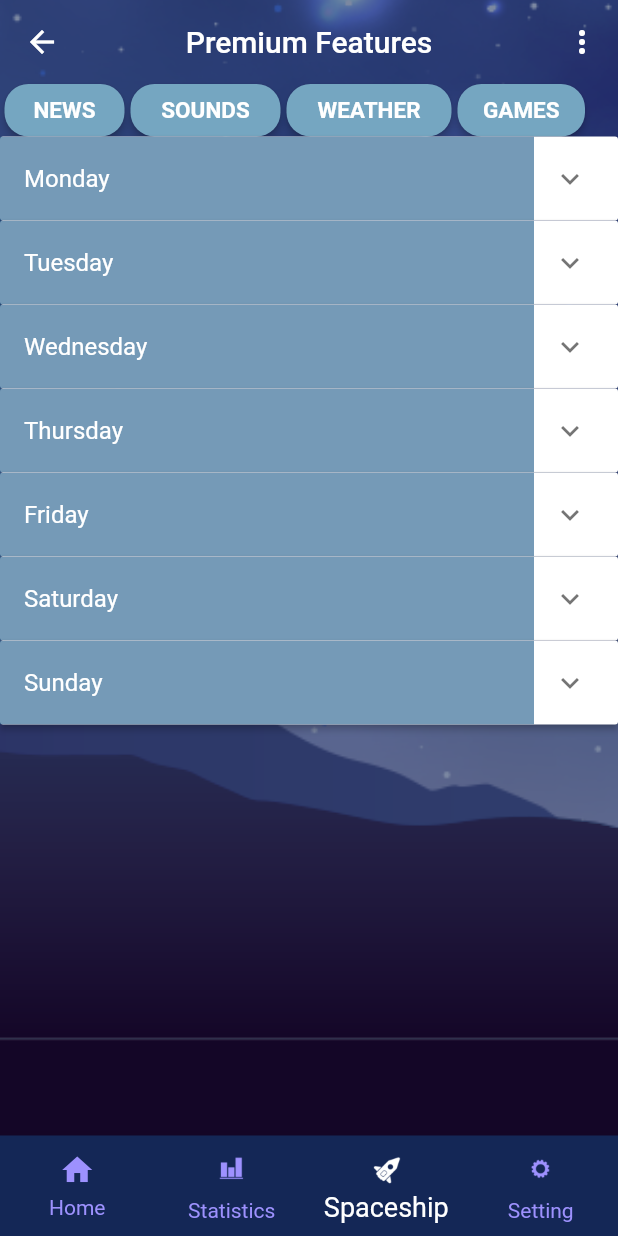
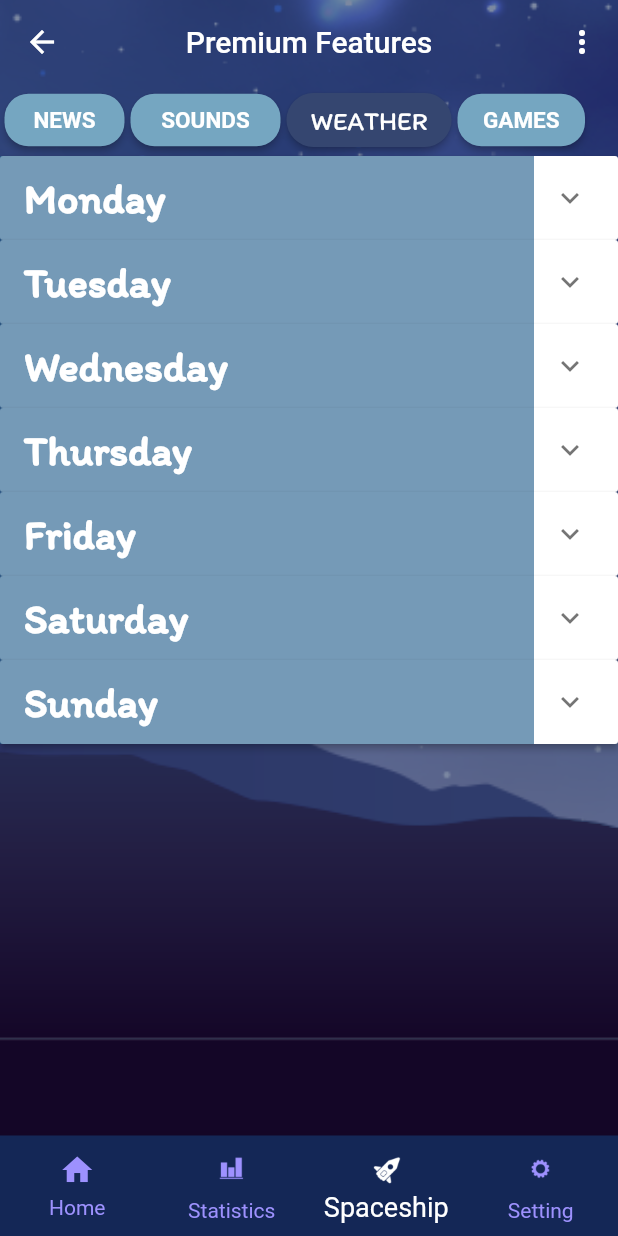
Before and after one commit to anvu1911/EXE201, a Flutter app: the HomePage screen opened directly, item 3 of the bottom bar chosen, on a phone screen of 412 x 824 dp. Run offline on Flutter 3.47's test engine with Material 2 defaults, Android fonts, the phone set to English and light mode, and no system bars; our stand-ins replace cloud_firestore, firebase_auth, firebase_core, fl_chart, flutter_local_notifications, hive and 3 more; missing offline and left inert: android_alarm_manager_plus, flutter_ringtone_player, flutter_vibrate; accounts and stored records are empty.

Commit message:
update Premium_Weather_page.dart UI and highlight button

```diff
--- a/lib/pages/premium_weather_page.dart
+++ b/lib/pages/premium_weather_page.dart
@@ -1,9 +1,5 @@
 import 'package:exe201/pages/home_page.dart';
 import 'package:exe201/pages/premium_sounds_page.dart';
-import 'package:exe201/widgets/chart.dart';
-import 'package:exe201/widgets/percentage_rectangle.dart';
-import 'package:exe201/widgets/show_box.dart';
-import 'package:exe201/widgets/sleep_quality_linechart.dart';
 import 'package:flutter/material.dart';
 import '../widgets/bottom_navigation_bar.dart';
 import '../widgets/light_button.dart';
@@ -111,10 +107,31 @@ class _PremiumWeatherPage extends State<PremiumWeatherPage> {
                         Padding(
                           padding:
                           const EdgeInsets.fromLTRB(4, 0, 0, 0),
-                          child: LightButton(
-                            text: 'WEATHER',
-                            width: 110,
-                            height: 35, onPressed: () {  },),
+                          child: ElevatedButton(
+                              onPressed: () {},
+                              style: ElevatedButton.styleFrom(
+                                  backgroundColor:
+                                  Color.fromRGBO(
+                                      53, 70, 112, 1),
+                                  shape: RoundedRectangleBorder(
+                                      borderRadius:
+                                      BorderRadius.circular(
+                                          20.0))
+                                // minimumSize: Size(250, 40),
+                              ),
+                              child:
+
+                              Text(
+                                "WEATHER",
+                                style: TextStyle(
+                                    color: Colors.white,
+                                    fontSize: 17.5,
+                                    fontFamily:
+                                    'Itim-Regular'),
+                              )
+
+
+                          ),
                         ),
                         Padding(
                           padding:
@@ -126,50 +143,45 @@ class _PremiumWeatherPage extends State<PremiumWeatherPage> {
                         ),
                       ]
                   ),
-
-
                 Expanded (
                     child:  ListView.builder(
                       itemCount: _data.length,
                       itemBuilder: (context, index) {
                         Item item = _data[index];
-
                         return ExpansionPanelList(
 
                           expansionCallback: (int panelIndex, bool isExpanded) {
-
                             setState(() {
                               _data.forEach((item) {
-                                item.isExpanded = false; // Đóng tất cả các thẻ
+                                item.isExpanded = false;
                               });
                               item.isExpanded = !isExpanded;
-                              // Mở hoặc đóng thẻ hiện tại
                             });
                           },
                           children: [
                             ExpansionPanel(
                               headerBuilder: (BuildContext context, bool isExpanded) {
                                 return ListTile(
-                                  tileColor:
-                                  const Color.fromARGB(
+                                  tileColor:const Color.fromARGB(
                                       156, 30, 90, 137),
-
                                   title: Container(
                                     child: Text(
                                       item.headerValue,
                                       style: TextStyle(
                                         color: Colors.white,
+                                        fontFamily:
+                                        'Itim-Regular',
+                                          fontSize: 28,
+                                          fontWeight: FontWeight.bold,
                                       ),
                                     ),
                                   ),
                                 );
                               },
-
                               body: Container(
-                                color: Color.fromARGB(186, 20, 44, 121),
                                 child: _buildContentForDay(item.headerValue), // Call a method to build content based on the day
+                              color: Colors.cyan,
                               ),
-
                               isExpanded: item.isExpanded,
                             ),
                           ],
@@ -177,7 +189,6 @@ class _PremiumWeatherPage extends State<PremiumWeatherPage> {
                       },
                     ),
                   ),
-
               ],
             ),
           ),
@@ -192,12 +203,10 @@ class _PremiumWeatherPage extends State<PremiumWeatherPage> {
 }
 class Item {
   Item({
-    required this.expandedValue,
     required this.headerValue,
     this.isExpanded = false,
   });
 
-  String expandedValue;
   String headerValue;
   bool isExpanded;
 }
@@ -205,10 +214,7 @@ List<Item> generateItems() {
   List<String> daysOfWeek = ['Monday', 'Tuesday', 'Wednesday', 'Thursday', 'Friday', 'Saturday', 'Sunday'];
   return daysOfWeek.map((day) {
     return Item(
-
       headerValue: day,
-      expandedValue: 'This is $day',
-
     );
   }).toList();
 }
@@ -217,14 +223,24 @@ Widget _buildContentForDay(String day) {
   switch (day) {
     case 'Monday':
       return Container(
-
           color: Color.fromARGB(186, 20, 44, 121),
           child: Row(
             children: [
+              Column(
+                children: [
                   Image.asset(
                     'assets/images/nhieumay.png',
-                width: 120,
-                height: 120,
+                    width: 110,
+                    height: 110,
+                  ),
+                  Text("Cloudy",
+                    style: TextStyle(
+                      color: Colors.white,
+                      fontSize: 20,
+                      fontFamily: 'Itim-Regular',
+                    ),
+                  ),
+                ],
               ),
               Column(
                 crossAxisAlignment: CrossAxisAlignment.start,
@@ -233,11 +249,11 @@ Widget _buildContentForDay(String day) {
                     "Ho Chi Minh city",
                     style: TextStyle(
                       color: Colors.white,
-                      fontSize: 20,
+                      fontSize: 25,
                       fontFamily: 'Itim-Regular',
                     ),
                   ),
-                  SizedBox(height: 10),
+                  SizedBox(height: 5),
                   Text(
                     "34°C",
                     style: TextStyle(
@@ -249,12 +265,12 @@ Widget _buildContentForDay(String day) {
                 ],
               ),
               SizedBox(
-                width: 30,
+                width: 15,
               ),
               Column(
                 children: [
                   Text(
-                    '16 Jun',
+                    '19 Jun',
                     style: TextStyle(
                       color: Colors.white,
                       fontSize: 20,
@@ -278,14 +294,25 @@ Widget _buildContentForDay(String day) {
         );
     case 'Tuesday':
       return Container(
-
         color: Color.fromARGB(186, 20, 44, 121),
         child: Row(
           children: [
+            Column(
+              children: [
                 Image.asset(
                   'assets/images/muaset.png',
-              width: 120,
-              height: 120,
+                  width: 110,
+                  height: 110,
+                ),
+                Text("Rain with \n lightning",
+                  style: TextStyle(
+                    color: Colors.white,
+                    fontSize: 20,
+                    fontFamily: 'Itim-Regular',
+                  ),
+                ),
+              ],
+
             ),
             Column(
               crossAxisAlignment: CrossAxisAlignment.start,
@@ -294,13 +321,13 @@ Widget _buildContentForDay(String day) {
                   "Ho Chi Minh city",
                   style: TextStyle(
                     color: Colors.white,
-                    fontSize: 20,
+                    fontSize: 25,
                     fontFamily: 'Itim-Regular',
                   ),
                 ),
-                SizedBox(height: 10),
+                SizedBox(height: 5),
                 Text(
-                  "29°C",
+                  "34°C",
                   style: TextStyle(
                     color: Colors.white,
                     fontSize: 25,
@@ -310,12 +337,12 @@ Widget _buildContentForDay(String day) {
               ],
             ),
             SizedBox(
-              width: 30,
+              width: 15,
             ),
             Column(
               children: [
                 Text(
-                  '17 Jun',
+                  '20 Jun',
                   style: TextStyle(
                     color: Colors.white,
                     fontSize: 20,
@@ -343,10 +370,21 @@ Widget _buildContentForDay(String day) {
         color: Color.fromARGB(186, 20, 44, 121),
         child: Row(
           children: [
+            Column(
+              children: [
                 Image.asset(
                   'assets/images/nhieumay.png',
-              width: 120,
-              height: 120,
+                  width: 110,
+                  height: 110,
+                ),
+                Text("Cloudy",
+                  style: TextStyle(
+                    color: Colors.white,
+                    fontSize: 20,
+                    fontFamily: 'Itim-Regular',
+                  ),
+                ),
+              ],
             ),
             Column(
               crossAxisAlignment: CrossAxisAlignment.start,
@@ -355,11 +393,11 @@ Widget _buildContentForDay(String day) {
                   "Ho Chi Minh city",
                   style: TextStyle(
                     color: Colors.white,
-                    fontSize: 20,
+                    fontSize: 25,
                     fontFamily: 'Itim-Regular',
                   ),
                 ),
-                SizedBox(height: 10),
+                SizedBox(height: 5),
                 Text(
                   "31°C",
                   style: TextStyle(
@@ -371,12 +409,12 @@ Widget _buildContentForDay(String day) {
               ],
             ),
             SizedBox(
-              width: 30,
+              width: 15,
             ),
             Column(
               children: [
                 Text(
-                  '18 Jun',
+                  '21 Jun',
                   style: TextStyle(
                     color: Colors.white,
                     fontSize: 20,
@@ -404,10 +442,21 @@ Widget _buildContentForDay(String day) {
         color: Color.fromARGB(186, 20, 44, 121),
         child: Row(
           children: [
+            Column(
+              children: [
                 Image.asset(
                   'assets/images/mua.png',
-              width: 120,
-              height: 120,
+                  width: 110,
+                  height: 110,
+                ),
+                Text("Rainny",
+                  style: TextStyle(
+                    color: Colors.white,
+                    fontSize: 20,
+                    fontFamily: 'Itim-Regular',
+                  ),
+                ),
+              ],
             ),
             Column(
               crossAxisAlignment: CrossAxisAlignment.start,
@@ -416,11 +465,11 @@ Widget _buildContentForDay(String day) {
                   "Ho Chi Minh city",
                   style: TextStyle(
                     color: Colors.white,
-                    fontSize: 20,
+                    fontSize: 25,
                     fontFamily: 'Itim-Regular',
                   ),
                 ),
-                SizedBox(height: 10),
+                SizedBox(height: 5),
                 Text(
                   "30°C",
                   style: TextStyle(
@@ -432,12 +481,12 @@ Widget _buildContentForDay(String day) {
               ],
             ),
             SizedBox(
-              width: 30,
+              width: 15,
             ),
             Column(
               children: [
                 Text(
-                  '19 Jun',
+                  '22 Jun',
                   style: TextStyle(
                     color: Colors.white,
                     fontSize: 20,
@@ -465,10 +514,21 @@ Widget _buildContentForDay(String day) {
         color: Color.fromARGB(186, 20, 44, 121),
         child: Row(
           children: [
+            Column(
+              children: [
                 Image.asset(
                   'assets/images/muaset.png',
-              width: 120,
-              height: 120,
+                  width: 110,
+                  height: 110,
+                ),
+                Text("Rain with \n lightning",
+                  style: TextStyle(
+                    color: Colors.white,
+                    fontSize: 20,
+                    fontFamily: 'Itim-Regular',
+                  ),
+                ),
+              ],
             ),
             Column(
               crossAxisAlignment: CrossAxisAlignment.start,
@@ -477,11 +537,11 @@ Widget _buildContentForDay(String day) {
                   "Ho Chi Minh city",
                   style: TextStyle(
                     color: Colors.white,
-                    fontSize: 20,
+                    fontSize: 25,
                     fontFamily: 'Itim-Regular',
                   ),
                 ),
-                SizedBox(height: 10),
+                SizedBox(height: 5),
                 Text(
                   "33°C",
                   style: TextStyle(
@@ -493,12 +553,12 @@ Widget _buildContentForDay(String day) {
               ],
             ),
             SizedBox(
-              width: 30,
+              width: 15,
             ),
             Column(
               children: [
                 Text(
-                  '20 Jun',
+                  '23 Jun',
                   style: TextStyle(
                     color: Colors.white,
                     fontSize: 20,
@@ -526,10 +586,21 @@ Widget _buildContentForDay(String day) {
         color: Color.fromARGB(186, 20, 44, 121),
         child: Row(
           children: [
+            Column(
+              children: [
                 Image.asset(
                   'assets/images/mua.png',
-              width: 120,
-              height: 120,
+                  width: 110,
+                  height: 110,
+                ),
+                Text("Rainny",
+                  style: TextStyle(
+                    color: Colors.white,
+                    fontSize: 20,
+                    fontFamily: 'Itim-Regular',
+                  ),
+                ),
+              ],
             ),
             Column(
               crossAxisAlignment: CrossAxisAlignment.start,
@@ -538,11 +609,11 @@ Widget _buildContentForDay(String day) {
                   "Ho Chi Minh city",
                   style: TextStyle(
                     color: Colors.white,
-                    fontSize: 20,
+                    fontSize: 25,
                     fontFamily: 'Itim-Regular',
                   ),
                 ),
-                SizedBox(height: 10),
+                SizedBox(height: 5),
                 Text(
                   "29°C",
                   style: TextStyle(
@@ -554,12 +625,12 @@ Widget _buildContentForDay(String day) {
               ],
             ),
             SizedBox(
-              width: 30,
+              width: 15,
             ),
             Column(
               children: [
                 Text(
-                  '21 Jun',
+                  '24 Jun',
                   style: TextStyle(
                     color: Colors.white,
                     fontSize: 20,
@@ -587,10 +658,21 @@ Widget _buildContentForDay(String day) {
         color: Color.fromARGB(186, 20, 44, 121),
         child: Row(
           children: [
+            Column(
+              children: [
                 Image.asset(
                   'assets/images/nhieumay.png',
-              width: 120,
-              height: 120,
+                  width: 110,
+                  height: 110,
+                ),
+                Text("Cloudy",
+                  style: TextStyle(
+                    color: Colors.white,
+                    fontSize: 20,
+                    fontFamily: 'Itim-Regular',
+                  ),
+                ),
+              ],
             ),
             Column(
               crossAxisAlignment: CrossAxisAlignment.start,
@@ -599,11 +681,11 @@ Widget _buildContentForDay(String day) {
                   "Ho Chi Minh city",
                   style: TextStyle(
                     color: Colors.white,
-                    fontSize: 20,
+                    fontSize: 25,
                     fontFamily: 'Itim-Regular',
                   ),
                 ),
-                SizedBox(height: 10),
+                SizedBox(height: 5),
                 Text(
                   "32°C",
                   style: TextStyle(
@@ -615,12 +697,12 @@ Widget _buildContentForDay(String day) {
               ],
             ),
             SizedBox(
-              width: 30,
+              width: 15,
             ),
             Column(
               children: [
                 Text(
-                  '22 Jun',
+                  '25 Jun',
                   style: TextStyle(
                     color: Colors.white,
                     fontSize: 20,
```
Lines whose indentation alone changed are shown as unchanged.
